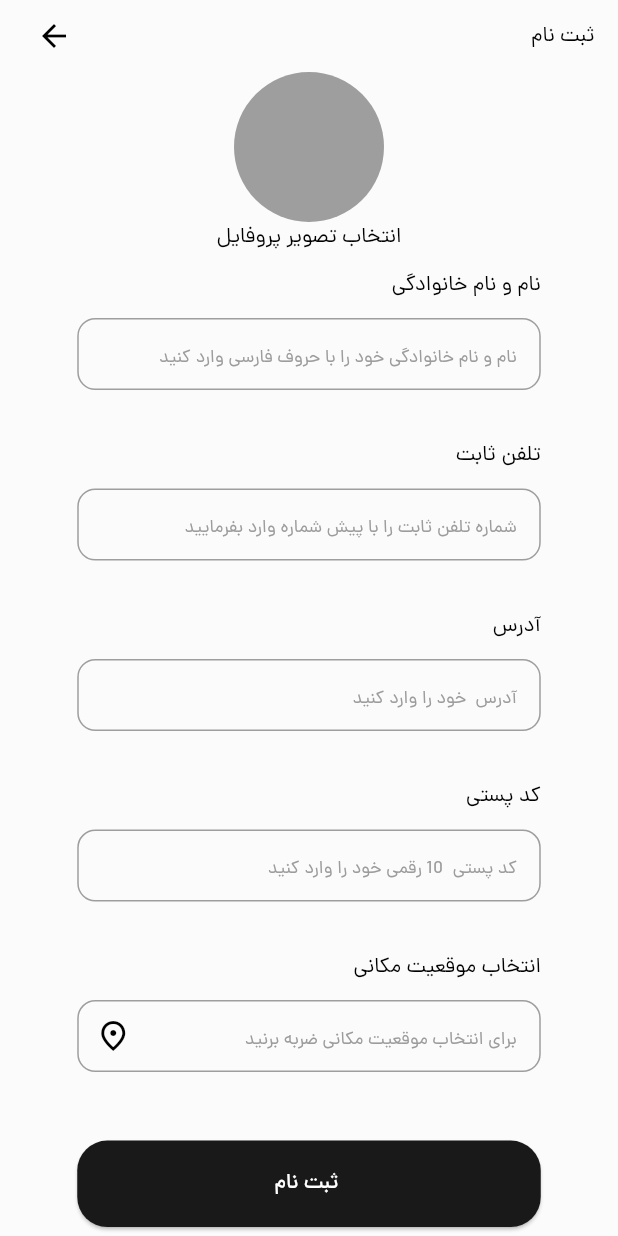
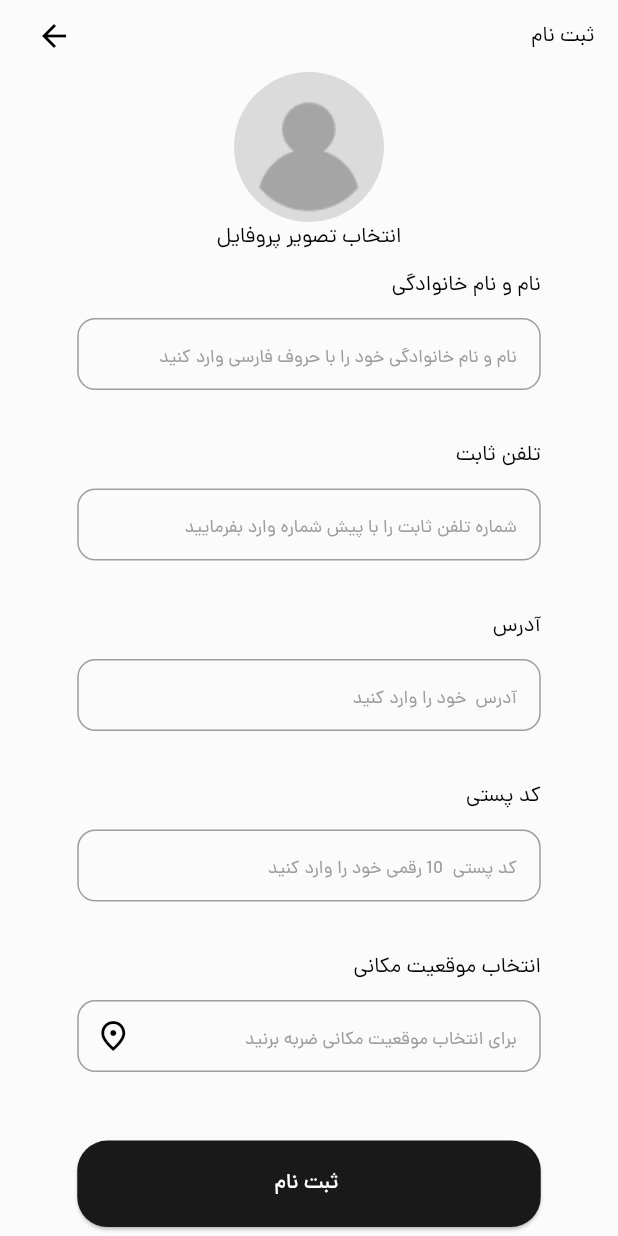
Before and after one commit to rim4j/watch_store, a Flutter app: the InitProfilePage screen opened by its route, on a phone screen of 412 x 824 dp. Run offline on Flutter 3.47's test engine with Material 3 defaults, Android fonts, the phone set to English and light mode, and no system bars; our stand-ins replace cached_network_image, flutter_spinkit, image_picker, lottie, pin_code_fields, toastification; project files that could hold a hidden picture were left out.

Commit message:
completed init profile page

```diff
--- a/lib/core/constants/asset_images.dart
+++ b/lib/core/constants/asset_images.dart
@@ -1,4 +1,5 @@
 class AssetImages {
   AssetImages._();
   static const logo = "assets/png/main_logo.png";
+  static const avatar = "assets/png/avatar.png";
 }
--- /dev/null
+++ b/lib/core/widgets/profile_widget.dart
@@ -0,0 +1,35 @@
+import 'dart:io';
+import 'package:cached_network_image/cached_network_image.dart';
+import 'package:flutter/material.dart';
+import 'package:watch_store/config/theme/app_colors.dart';
+import 'package:watch_store/core/constants/asset_images.dart';
+
+Widget profileWidget({String? imageUrl, File? image}) {
+  if (image == null) {
+    if (imageUrl == null || imageUrl == "") {
+      return Image.asset(
+        AssetImages.avatar,
+        fit: BoxFit.cover,
+      );
+    } else {
+      return CachedNetworkImage(
+        imageUrl: imageUrl,
+        fit: BoxFit.cover,
+        progressIndicatorBuilder: (context, url, downloadProgress) {
+          return const CircularProgressIndicator(
+            color: AppColors.dark,
+          );
+        },
+        errorWidget: (context, url, error) => Image.asset(
+          AssetImages.avatar,
+          fit: BoxFit.cover,
+        ),
+      );
+    }
+  } else {
+    return Image.file(
+      image,
+      fit: BoxFit.cover,
+    );
+  }
+}
--- a/lib/features/user/presentation/pages/init_profile_page.dart
+++ b/lib/features/user/presentation/pages/init_profile_page.dart
@@ -1,18 +1,51 @@
+import 'dart:io';
+
 import 'package:flutter/material.dart';
+import 'package:flutter/widgets.dart';
+import 'package:image_picker/image_picker.dart';
 import 'package:watch_store/config/theme/text_style.dart';
 import 'package:watch_store/core/constants/dimens.dart';
 import 'package:watch_store/core/constants/strings.dart';
 import 'package:watch_store/core/extensions/extensions.dart';
 import 'package:watch_store/core/widgets/app_text_field.dart';
 import 'package:watch_store/core/widgets/custom_button.dart';
+import 'package:watch_store/core/widgets/profile_widget.dart';
 
-class InitProfilePage extends StatelessWidget {
+class InitProfilePage extends StatefulWidget {
   const InitProfilePage({super.key});
 
   @override
+  State<InitProfilePage> createState() => _InitProfilePageState();
+}
+
+class _InitProfilePageState extends State<InitProfilePage> {
+  final picker = ImagePicker();
+  final TextEditingController nameController = TextEditingController();
+  final TextEditingController homeNumberController = TextEditingController();
+  final TextEditingController addressController = TextEditingController();
+  final TextEditingController postalCodeController = TextEditingController();
+  final TextEditingController locationController = TextEditingController();
+  File? _image;
+
+  Future pickGalleryImage() async {
+    final pickedFile =
+        await picker.pickImage(source: ImageSource.gallery, imageQuality: 20);
+
+    if (pickedFile == null) return;
+
+    setState(() {
+      _image = File(pickedFile.path);
+    });
+  }
+
+  deleteImage() {
+    setState(() {
+      _image = null;
+    });
+  }
+
+  @override
   Widget build(BuildContext context) {
-    final TextEditingController nameController = TextEditingController();
-
     return Scaffold(
       body: SingleChildScrollView(
         child: SafeArea(
@@ -37,12 +70,16 @@ class InitProfilePage extends StatelessWidget {
                     ],
                   ),
                 ),
-                Container(
-                  width: 100,
-                  height: 100,
-                  decoration: BoxDecoration(
+                GestureDetector(
+                  onTap: pickGalleryImage,
+                  onLongPress: deleteImage,
+                  child: ClipRRect(
                     borderRadius: BorderRadius.circular(50),
-                    color: Colors.grey,
+                    child: SizedBox(
+                      width: 100,
+                      height: 100,
+                      child: profileWidget(image: _image),
+                    ),
                   ),
                 ),
                 const Text(
@@ -59,26 +96,26 @@ class InitProfilePage extends StatelessWidget {
                   textAlign: TextAlign.right,
                   label: AppStrings.homeNumber,
                   hint: AppStrings.hintHomeNumber,
-                  controller: nameController,
+                  controller: homeNumberController,
                 ),
                 AppTextField(
                   textAlign: TextAlign.right,
                   label: AppStrings.address,
                   hint: AppStrings.hintAddress,
-                  controller: nameController,
+                  controller: addressController,
                 ),
                 AppTextField(
                   textAlign: TextAlign.right,
                   label: AppStrings.postalCode,
                   hint: AppStrings.hintPostalCode,
-                  controller: nameController,
+                  controller: postalCodeController,
                 ),
                 AppTextField(
                   textAlign: TextAlign.right,
                   label: AppStrings.location,
                   hint: AppStrings.hintLocation,
                   icon: const Icon(Icons.place_outlined),
-                  controller: nameController,
+                  controller: locationController,
                 ),
                 AppDimens.large.height,
                 CustomButton(
--- a/pubspec.yaml
+++ b/pubspec.yaml
@@ -40,6 +40,8 @@ dependencies:
   lottie: ^3.1.0
   pin_code_fields: ^8.0.1
   toastification: ^1.2.1
+  cached_network_image: ^3.3.1
+  image_picker: ^1.0.7
 
 dev_dependencies:
   flutter_test:
```
Also changed, not shown: pubspec.lock, 7 other files.
